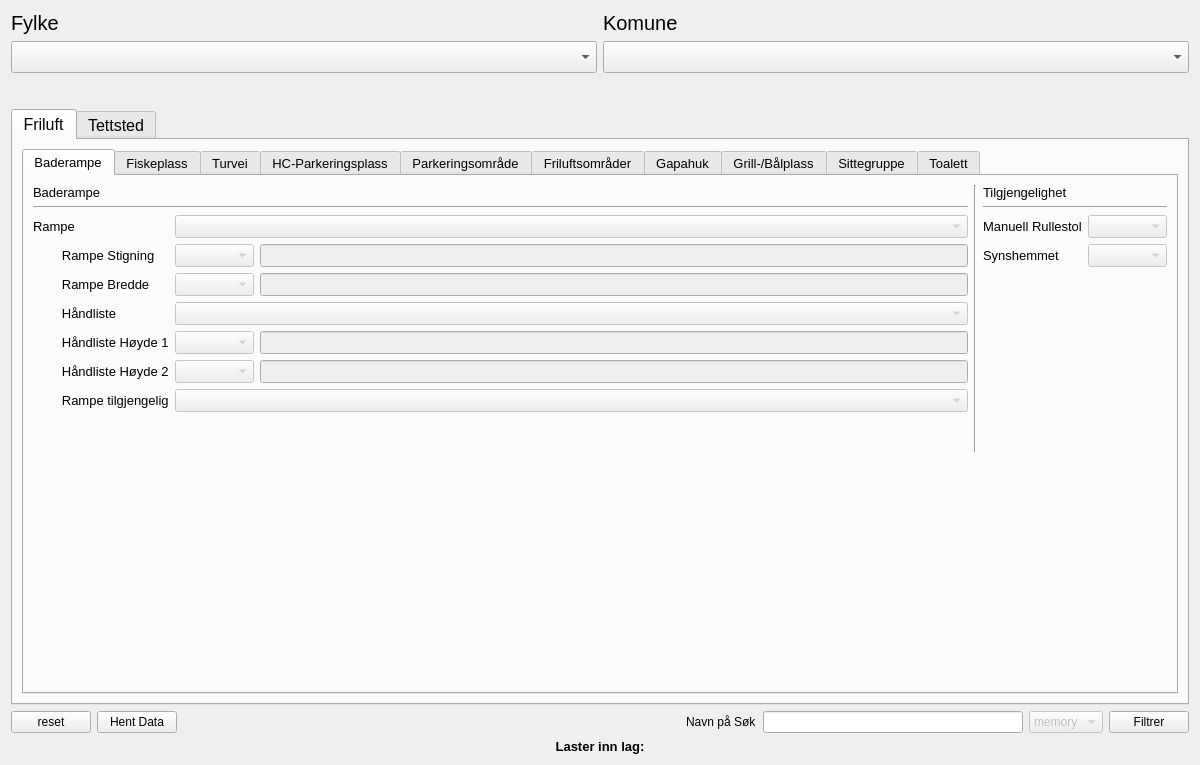
The window that Tilgjengelighet_dialog_base.ui (KaspArno/Tilgjengelighet) describes before a commit, drawn with Qt 5.
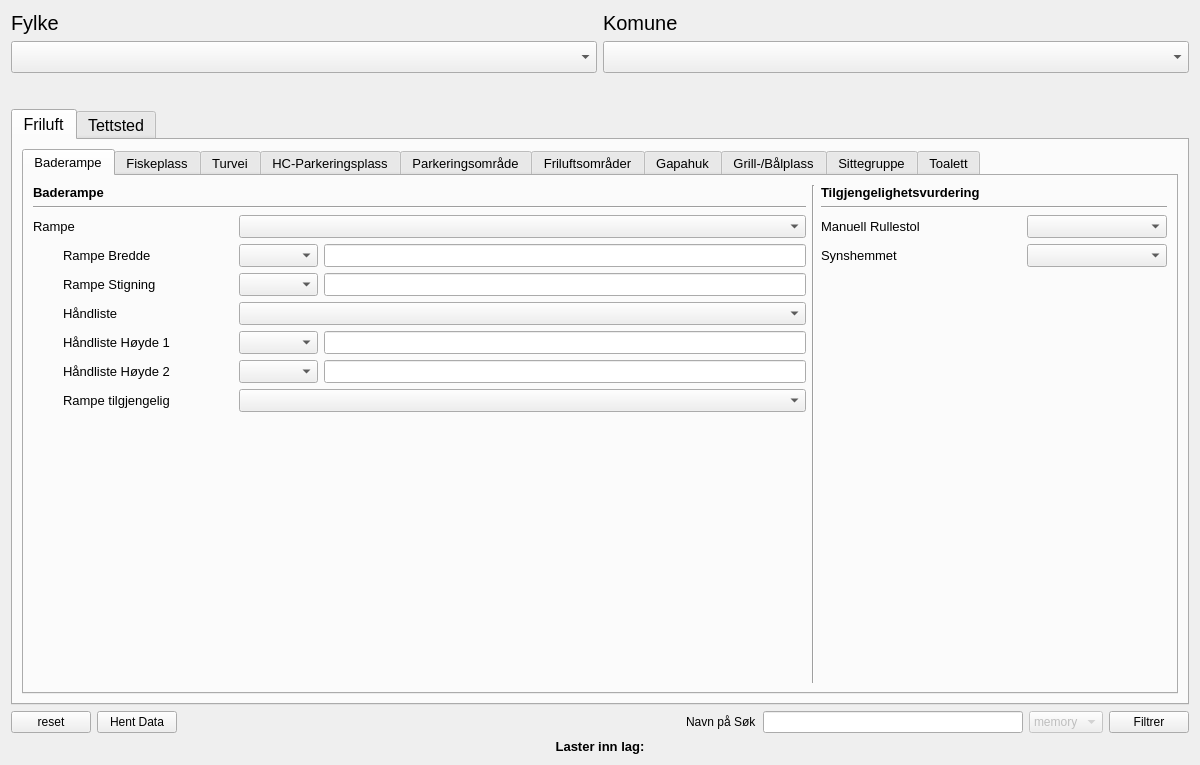
The same window after the commit. The open tabs and pages were chosen to show the change. Icons and pictures are not drawn.

Commit message: Aktivert baderampe i friluft

Diff of the .ui file:
```diff
--- a/Tilgjengelighet_dialog_base.ui
+++ b/Tilgjengelighet_dialog_base.ui
@@ -138,16 +138,23 @@
               </attribute>
               <layout class="QVBoxLayout" name="verticalLayout_39">
                <item>
-                <layout class="QVBoxLayout" name="verticalLayout_28">
+                <layout class="QHBoxLayout" name="horizontalLayout_142">
                  <item>
-                  <layout class="QHBoxLayout" name="horizontalLayout_43">
-                   <item>
-                    <layout class="QVBoxLayout" name="verticalLayout_27">
+                  <layout class="QVBoxLayout" name="verticalLayout_16">
                      <item>
                       <widget class="QLabel" name="label_rampe_boxs_2">
+                     <property name="font">
+                      <font>
+                       <weight>75</weight>
+                       <bold>true</bold>
+                      </font>
+                     </property>
                        <property name="text">
                         <string>Baderampe</string>
                        </property>
+                     <property name="margin">
+                      <number>10</number>
+                     </property>
                       </widget>
                      </item>
                      <item>
@@ -158,18 +165,39 @@
                       </widget>
                      </item>
                      <item>
-                      <layout class="QFormLayout" name="formLayout_7">
-                       <item row="0" column="0">
+                    <layout class="QHBoxLayout" name="horizontalLayout_38">
+                     <item>
                         <widget class="QLabel" name="label_29">
+                       <property name="minimumSize">
+                        <size>
+                         <width>200</width>
+                         <height>0</height>
+                        </size>
+                       </property>
+                       <property name="maximumSize">
+                        <size>
+                         <width>200</width>
+                         <height>16777215</height>
+                        </size>
+                       </property>
                          <property name="text">
                           <string>Rampe</string>
                          </property>
-                        </widget>
-                       </item>
-                       <item row="0" column="1">
-                        <widget class="QComboBox" name="comboBox_2">
+                       <property name="margin">
+                        <number>10</number>
+                       </property>
+                      </widget>
+                     </item>
+                     <item>
+                      <widget class="QComboBox" name="comboBox_baderampe_rampe">
                          <property name="enabled">
-                          <bool>false</bool>
+                        <bool>true</bool>
+                       </property>
+                       <property name="minimumSize">
+                        <size>
+                         <width>140</width>
+                         <height>0</height>
+                        </size>
                          </property>
                          <item>
                           <property name="text">
@@ -188,135 +216,323 @@
                          </item>
                         </widget>
                        </item>
-                       <item row="1" column="0">
+                    </layout>
+                   </item>
+                   <item>
+                    <layout class="QHBoxLayout" name="horizontalLayout_43">
+                     <item>
                         <widget class="QLabel" name="label_rmp_stigning_2">
+                       <property name="minimumSize">
+                        <size>
+                         <width>200</width>
+                         <height>0</height>
+                        </size>
+                       </property>
+                       <property name="maximumSize">
+                        <size>
+                         <width>200</width>
+                         <height>16777215</height>
+                        </size>
+                       </property>
                          <property name="text">
-                          <string>        Rampe Stigning</string>
+                        <string>Rampe Bredde</string>
+                       </property>
+                       <property name="margin">
+                        <number>10</number>
+                       </property>
+                       <property name="indent">
+                        <number>30</number>
                          </property>
                         </widget>
                        </item>
-                       <item row="1" column="1">
+                     <item>
                         <layout class="QHBoxLayout" name="horizontalLayout_37">
                          <item>
                           <widget class="QComboBox" name="comboBox_rmp_stigning_2">
                            <property name="enabled">
-                            <bool>false</bool>
-                           </property>
+                          <bool>true</bool>
+                         </property>
+                         <property name="minimumSize">
+                          <size>
+                           <width>50</width>
+                           <height>0</height>
+                          </size>
+                         </property>
                           </widget>
                          </item>
                          <item>
                           <widget class="QLineEdit" name="lineEdit_rmp_stigning_2">
                            <property name="enabled">
-                            <bool>false</bool>
-                           </property>
+                          <bool>true</bool>
+                         </property>
+                         <property name="minimumSize">
+                          <size>
+                           <width>40</width>
+                           <height>0</height>
+                          </size>
+                         </property>
                           </widget>
                          </item>
                         </layout>
                        </item>
-                       <item row="2" column="0">
+                    </layout>
+                   </item>
+                   <item>
+                    <layout class="QHBoxLayout" name="horizontalLayout_136">
+                     <item>
                         <widget class="QLabel" name="label_rmp_bredde_2">
+                       <property name="minimumSize">
+                        <size>
+                         <width>200</width>
+                         <height>0</height>
+                        </size>
+                       </property>
+                       <property name="maximumSize">
+                        <size>
+                         <width>200</width>
+                         <height>16777215</height>
+                        </size>
+                       </property>
                          <property name="text">
-                          <string>        Rampe Bredde</string>
-                         </property>
-                        </widget>
-                       </item>
-                       <item row="2" column="1">
-                        <layout class="QHBoxLayout" name="horizontalLayout_38">
+                        <string>Rampe Stigning</string>
+                       </property>
+                       <property name="margin">
+                        <number>10</number>
+                       </property>
+                       <property name="indent">
+                        <number>30</number>
+                       </property>
+                      </widget>
+                     </item>
                          <item>
-                          <widget class="QComboBox" name="comboBox_rmp_bredde_2">
+                      <layout class="QHBoxLayout" name="horizontalLayout_135">
+                       <item>
+                        <widget class="QComboBox" name="comboBox_baderampe_rampeStigning">
                            <property name="enabled">
-                            <bool>false</bool>
-                           </property>
+                          <bool>true</bool>
+                         </property>
+                         <property name="minimumSize">
+                          <size>
+                           <width>50</width>
+                           <height>0</height>
+                          </size>
+                         </property>
                           </widget>
                          </item>
                          <item>
-                          <widget class="QLineEdit" name="lineEdit_rmp_bredde_2">
+                        <widget class="QLineEdit" name="lineEdit_baderampe_rampeStigning">
                            <property name="enabled">
-                            <bool>false</bool>
-                           </property>
+                          <bool>true</bool>
+                         </property>
+                         <property name="minimumSize">
+                          <size>
+                           <width>40</width>
+                           <height>0</height>
+                          </size>
+                         </property>
                           </widget>
                          </item>
                         </layout>
                        </item>
-                       <item row="3" column="0">
-                        <widget class="QLabel" name="label_handliste_2">
-                         <property name="text">
-                          <string>        Håndliste</string>
-                         </property>
-                        </widget>
-                       </item>
-                       <item row="3" column="1">
+                    </layout>
+                   </item>
+                   <item>
                         <layout class="QHBoxLayout" name="horizontalLayout_39">
                          <item>
-                          <widget class="QComboBox" name="comboBox_handliste_2">
+                      <widget class="QLabel" name="label_handliste_2">
+                       <property name="minimumSize">
+                        <size>
+                         <width>200</width>
+                         <height>0</height>
+                        </size>
+                       </property>
+                       <property name="maximumSize">
+                        <size>
+                         <width>200</width>
+                         <height>16777215</height>
+                        </size>
+                       </property>
+                       <property name="text">
+                        <string>Håndliste</string>
+                       </property>
+                       <property name="margin">
+                        <number>10</number>
+                       </property>
+                       <property name="indent">
+                        <number>30</number>
+                       </property>
+                      </widget>
+                     </item>
+                     <item>
+                      <widget class="QComboBox" name="comboBox_handlist">
                            <property name="enabled">
-                            <bool>false</bool>
+                        <bool>true</bool>
+                       </property>
+                       <property name="minimumSize">
+                        <size>
+                         <width>140</width>
+                         <height>0</height>
+                        </size>
                            </property>
                           </widget>
                          </item>
                         </layout>
                        </item>
-                       <item row="4" column="0">
+                   <item>
+                    <layout class="QHBoxLayout" name="horizontalLayout_137">
+                     <item>
                         <widget class="QLabel" name="label_hand1_2">
+                       <property name="minimumSize">
+                        <size>
+                         <width>200</width>
+                         <height>0</height>
+                        </size>
+                       </property>
+                       <property name="maximumSize">
+                        <size>
+                         <width>200</width>
+                         <height>16777215</height>
+                        </size>
+                       </property>
                          <property name="text">
-                          <string>        Håndliste Høyde 1</string>
+                        <string>Håndliste Høyde 1</string>
+                       </property>
+                       <property name="margin">
+                        <number>10</number>
+                       </property>
+                       <property name="indent">
+                        <number>30</number>
                          </property>
                         </widget>
                        </item>
-                       <item row="4" column="1">
+                     <item>
                         <layout class="QHBoxLayout" name="horizontalLayout_40">
                          <item>
                           <widget class="QComboBox" name="comboBox_hand1_2">
                            <property name="enabled">
-                            <bool>false</bool>
-                           </property>
+                          <bool>true</bool>
+                         </property>
+                         <property name="minimumSize">
+                          <size>
+                           <width>50</width>
+                           <height>0</height>
+                          </size>
+                         </property>
                           </widget>
                          </item>
                          <item>
                           <widget class="QLineEdit" name="lineEdit_hand1_2">
                            <property name="enabled">
-                            <bool>false</bool>
-                           </property>
+                          <bool>true</bool>
+                         </property>
+                         <property name="minimumSize">
+                          <size>
+                           <width>40</width>
+                           <height>0</height>
+                          </size>
+                         </property>
                           </widget>
                          </item>
                         </layout>
                        </item>
-                       <item row="5" column="0">
+                    </layout>
+                   </item>
+                   <item>
+                    <layout class="QHBoxLayout" name="horizontalLayout_138">
+                     <item>
                         <widget class="QLabel" name="label_hand2_2">
+                       <property name="minimumSize">
+                        <size>
+                         <width>200</width>
+                         <height>0</height>
+                        </size>
+                       </property>
+                       <property name="maximumSize">
+                        <size>
+                         <width>200</width>
+                         <height>16777215</height>
+                        </size>
+                       </property>
                          <property name="text">
-                          <string>        Håndliste Høyde 2</string>
+                        <string>Håndliste Høyde 2</string>
+                       </property>
+                       <property name="margin">
+                        <number>10</number>
+                       </property>
+                       <property name="indent">
+                        <number>30</number>
                          </property>
                         </widget>
                        </item>
-                       <item row="5" column="1">
+                     <item>
                         <layout class="QHBoxLayout" name="horizontalLayout_41">
                          <item>
                           <widget class="QComboBox" name="comboBox_hand2_2">
                            <property name="enabled">
-                            <bool>false</bool>
-                           </property>
+                          <bool>true</bool>
+                         </property>
+                         <property name="minimumSize">
+                          <size>
+                           <width>50</width>
+                           <height>0</height>
+                          </size>
+                         </property>
                           </widget>
                          </item>
                          <item>
                           <widget class="QLineEdit" name="lineEdit_hand2_2">
                            <property name="enabled">
-                            <bool>false</bool>
-                           </property>
+                          <bool>true</bool>
+                         </property>
+                         <property name="minimumSize">
+                          <size>
+                           <width>40</width>
+                           <height>0</height>
+                          </size>
+                         </property>
                           </widget>
                          </item>
                         </layout>
                        </item>
-                       <item row="6" column="0">
+                    </layout>
+                   </item>
+                   <item>
+                    <layout class="QHBoxLayout" name="horizontalLayout_139">
+                     <item>
                         <widget class="QLabel" name="label_26">
+                       <property name="minimumSize">
+                        <size>
+                         <width>200</width>
+                         <height>0</height>
+                        </size>
+                       </property>
+                       <property name="maximumSize">
+                        <size>
+                         <width>200</width>
+                         <height>16777215</height>
+                        </size>
+                       </property>
                          <property name="text">
-                          <string>        Rampe tilgjengelig</string>
+                        <string>Rampe tilgjengelig</string>
+                       </property>
+                       <property name="margin">
+                        <number>10</number>
+                       </property>
+                       <property name="indent">
+                        <number>30</number>
                          </property>
                         </widget>
                        </item>
-                       <item row="6" column="1">
-                        <widget class="QComboBox" name="comboBox">
+                     <item>
+                      <widget class="QComboBox" name="comboBox_baderampe_rampeTilgjengelig">
                          <property name="enabled">
-                          <bool>false</bool>
+                        <bool>true</bool>
+                       </property>
+                       <property name="minimumSize">
+                        <size>
+                         <width>140</width>
+                         <height>0</height>
+                        </size>
                          </property>
                         </widget>
                        </item>
@@ -345,13 +561,20 @@
                     </widget>
                    </item>
                    <item>
-                    <layout class="QVBoxLayout" name="verticalLayout_25">
-                     <item>
-                      <layout class="QVBoxLayout" name="verticalLayout_26">
+                  <layout class="QVBoxLayout" name="verticalLayout_22">
                        <item>
                         <widget class="QLabel" name="label_27">
+                     <property name="font">
+                      <font>
+                       <weight>75</weight>
+                       <bold>true</bold>
+                      </font>
+                     </property>
                          <property name="text">
-                          <string>Tilgjengelighet</string>
+                      <string>Tilgjengelighetsvurdering</string>
+                     </property>
+                     <property name="margin">
+                      <number>10</number>
                          </property>
                         </widget>
                        </item>
@@ -363,39 +586,68 @@
                         </widget>
                        </item>
                        <item>
-                        <layout class="QFormLayout" name="formLayout_8">
-                         <property name="fieldGrowthPolicy">
-                          <enum>QFormLayout::AllNonFixedFieldsGrow</enum>
-                         </property>
-                         <item row="0" column="0">
+                    <layout class="QHBoxLayout" name="horizontalLayout_140">
+                     <item>
                           <widget class="QLabel" name="label_28">
+                       <property name="minimumSize">
+                        <size>
+                         <width>200</width>
+                         <height>0</height>
+                        </size>
+                       </property>
                            <property name="text">
                             <string>Manuell Rullestol</string>
                            </property>
-                          </widget>
-                         </item>
-                         <item row="0" column="1">
-                          <widget class="QComboBox" name="comboBox_manuell_rullestol_2">
+                       <property name="margin">
+                        <number>10</number>
+                       </property>
+                      </widget>
+                     </item>
+                     <item>
+                      <widget class="QComboBox" name="comboBox_baderampe_tilgjengvurderingRullestol">
                            <property name="enabled">
-                            <bool>false</bool>
+                        <bool>true</bool>
+                       </property>
+                       <property name="minimumSize">
+                        <size>
+                         <width>140</width>
+                         <height>0</height>
+                        </size>
                            </property>
                           </widget>
                          </item>
-                         <item row="1" column="0">
+                    </layout>
+                   </item>
+                   <item>
+                    <layout class="QHBoxLayout" name="horizontalLayout_141">
+                     <item>
                           <widget class="QLabel" name="label_30">
+                       <property name="minimumSize">
+                        <size>
+                         <width>200</width>
+                         <height>0</height>
+                        </size>
+                       </property>
                            <property name="text">
                             <string>Synshemmet</string>
                            </property>
-                          </widget>
-                         </item>
-                         <item row="1" column="1">
-                          <widget class="QComboBox" name="comboBox_syn_2">
+                       <property name="margin">
+                        <number>10</number>
+                       </property>
+                      </widget>
+                     </item>
+                     <item>
+                      <widget class="QComboBox" name="comboBox_baderampe_tilgjengvurderingSyn">
                            <property name="enabled">
-                            <bool>false</bool>
-                           </property>
-                          </widget>
-                         </item>
-                        </layout>
+                        <bool>true</bool>
+                       </property>
+                       <property name="minimumSize">
+                        <size>
+                         <width>140</width>
+                         <height>0</height>
+                        </size>
+                       </property>
+                      </widget>
                        </item>
                       </layout>
                      </item>
@@ -413,21 +665,6 @@
                       </spacer>
                      </item>
                     </layout>
-                   </item>
-                  </layout>
-                 </item>
-                 <item>
-                  <spacer name="verticalSpacer_14">
-                   <property name="orientation">
-                    <enum>Qt::Vertical</enum>
-                   </property>
-                   <property name="sizeHint" stdset="0">
-                    <size>
-                     <width>20</width>
-                     <height>40</height>
-                    </size>
-                   </property>
-                  </spacer>
                  </item>
                 </layout>
                </item>
```
Left out of the diff: 16 changed lines with no effect on the pictures. Lines whose indentation alone changed are shown as unchanged. The commit also changes 4 other files.
